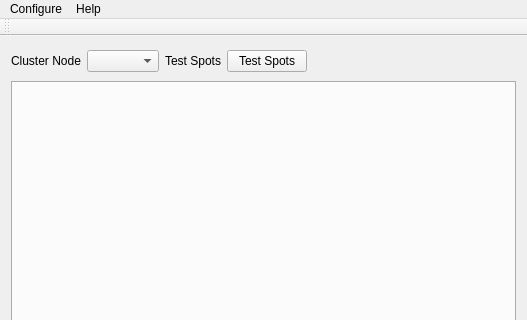
The window that mqt/MqtCluster/clustermainwindow.ui (Rsclub22/Minos2-Mirror) describes before a commit, drawn with Qt 5; both pictures show x 0 to 527 and y 0 to 320 of the 527 by 548 pixel window.
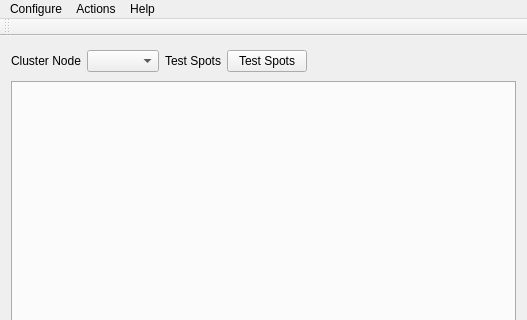
The same window after the commit. Custom widgets are drawn as their Qt base class.

Commit message: tidy up methods in clusterclientframe.cpp add Actions menu to Cluster Server to clear all spots

The edit to the form file:
```diff
--- a/mqt/MqtCluster/clustermainwindow.ui
+++ b/mqt/MqtCluster/clustermainwindow.ui
@@ -178,7 +178,14 @@
      <string>Help</string>
     </property>
    </widget>
+   <widget class="QMenu" name="menuActions">
+    <property name="title">
+     <string>Actions</string>
+    </property>
+    <addaction name="actionClear_All_Spots"/>
+   </widget>
    <addaction name="menuConfigure"/>
+   <addaction name="menuActions"/>
    <addaction name="menuHelp"/>
   </widget>
   <widget class="QToolBar" name="mainToolBar">
```
Left out of the diff: 5 changed lines with no effect on the pictures. The commit also changes 4 other files.
